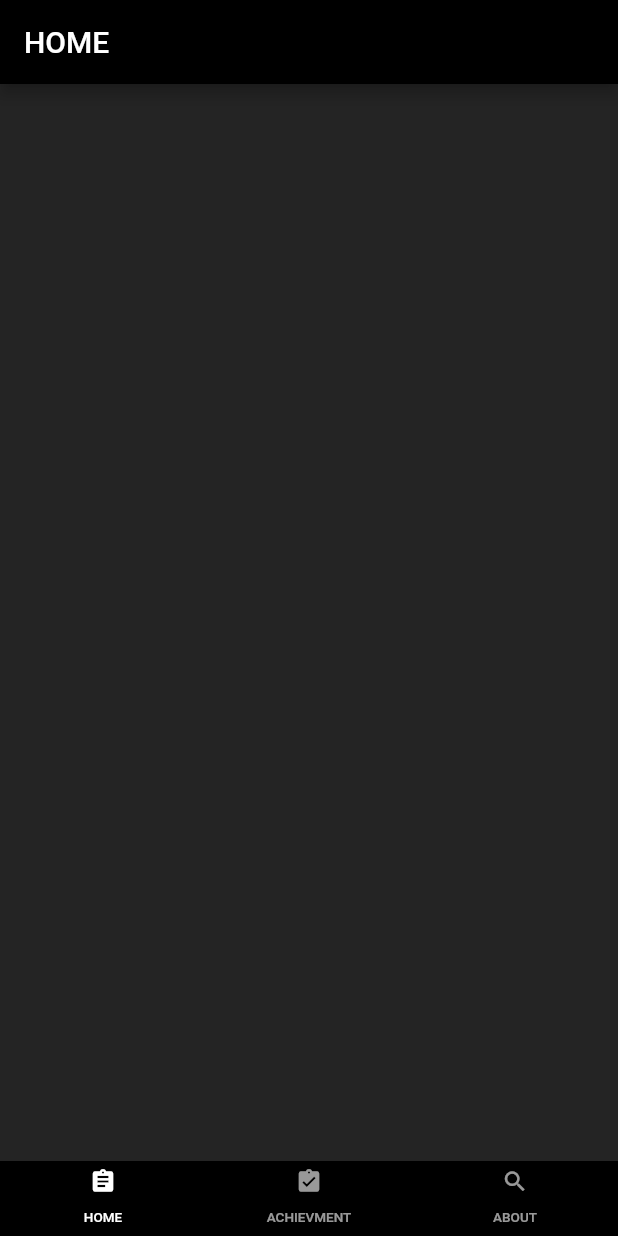
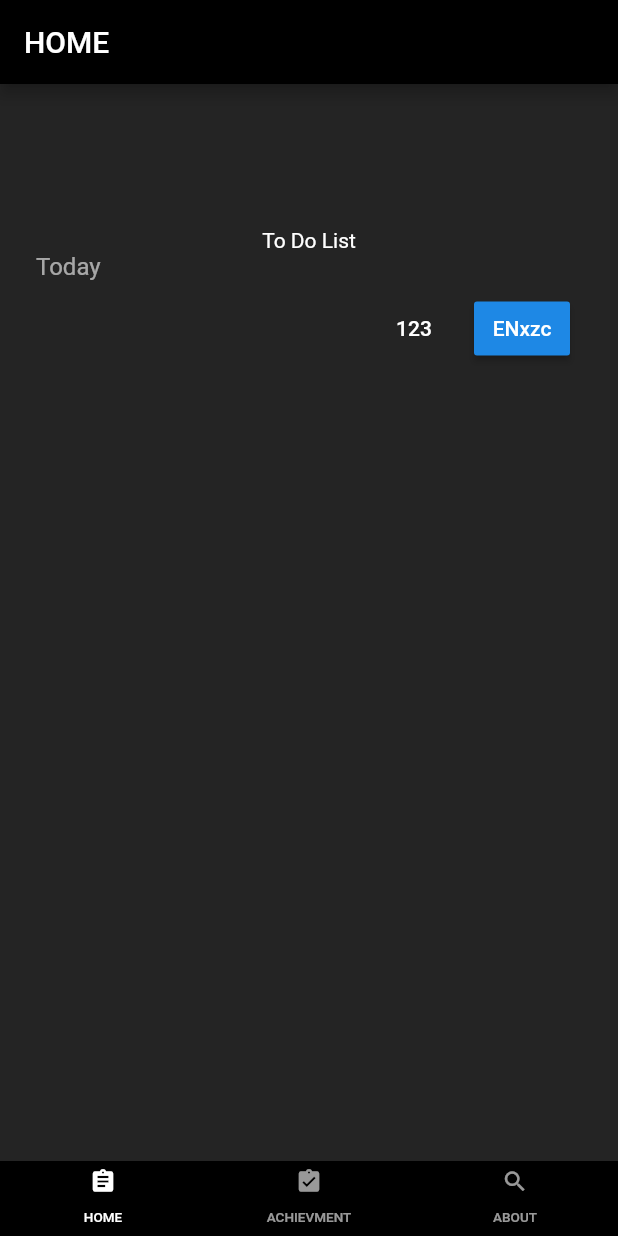
Before and after one commit to yujo11/PROGRAM_42, a Flutter app: the screen it shows after launch, on a phone screen of 412 x 824 dp. Run offline on Flutter 3.47's test engine with Material 2 defaults, Android fonts, the phone set to English and light mode, and no system bars.

Commit message:
add TextField, ButtonBar

```diff
--- a/toodo_program42/lib/screen/screen_about.dart
+++ b/toodo_program42/lib/screen/screen_about.dart
@@ -1,5 +1,4 @@
 import 'package:flutter/material.dart';
-import 'package:toodoprogram42/widget/todo_list.dart';
 
 // TODO: 중복제거!!
 class AboutScreen extends StatelessWidget {
--- a/toodo_program42/lib/screen/screen_achievement.dart
+++ b/toodo_program42/lib/screen/screen_achievement.dart
@@ -1,5 +1,4 @@
 import 'package:flutter/material.dart';
-import 'package:toodoprogram42/widget/todo_list.dart';
 
 class AchievementScreen extends StatefulWidget {
   _AchievementScreenState createState() => _AchievementScreenState();
--- a/toodo_program42/lib/screen/screen_home.dart
+++ b/toodo_program42/lib/screen/screen_home.dart
@@ -1,5 +1,4 @@
 import 'package:flutter/material.dart';
-import 'package:toodoprogram42/widget/todo_list.dart';
 
 class HomeScreen extends StatefulWidget {
   _HomeScreenState createState() => _HomeScreenState();
@@ -23,6 +22,40 @@ class _HomeScreenState extends State<HomeScreen> {
             textAlign: TextAlign.center,
           ),
         ),
+        body: SafeArea(
+          child: ListView(
+            padding: EdgeInsets.symmetric(horizontal: 24.0),
+            children: <Widget>[
+              SizedBox(
+                height: 80.0,
+                width: 160.0,
+              ),
+              Column(
+                children: <Widget>[
+                  SizedBox(height: 16.0),
+                  Text('To Do List'),
+                ],
+              ),
+              TextField(
+                decoration: InputDecoration.collapsed(
+                  hintText: 'Today',
+                ),
+              ),
+              ButtonBar(
+                children: <Widget>[
+                  FlatButton(
+                    child: Text('123'),
+                    onPressed: () {},
+                  ),
+                  RaisedButton(
+                    child: Text('ENxzc'),
+                    onPressed: () {},
+                  )
+                ],
+              )
+            ],
+          ),
+        ),
       ),
     );
   }
--- a/toodo_program42/lib/widget/todo_list.dart
+++ /dev/null
@@ -1 +0,0 @@
-import 'package:flutter/material.dart';
```
